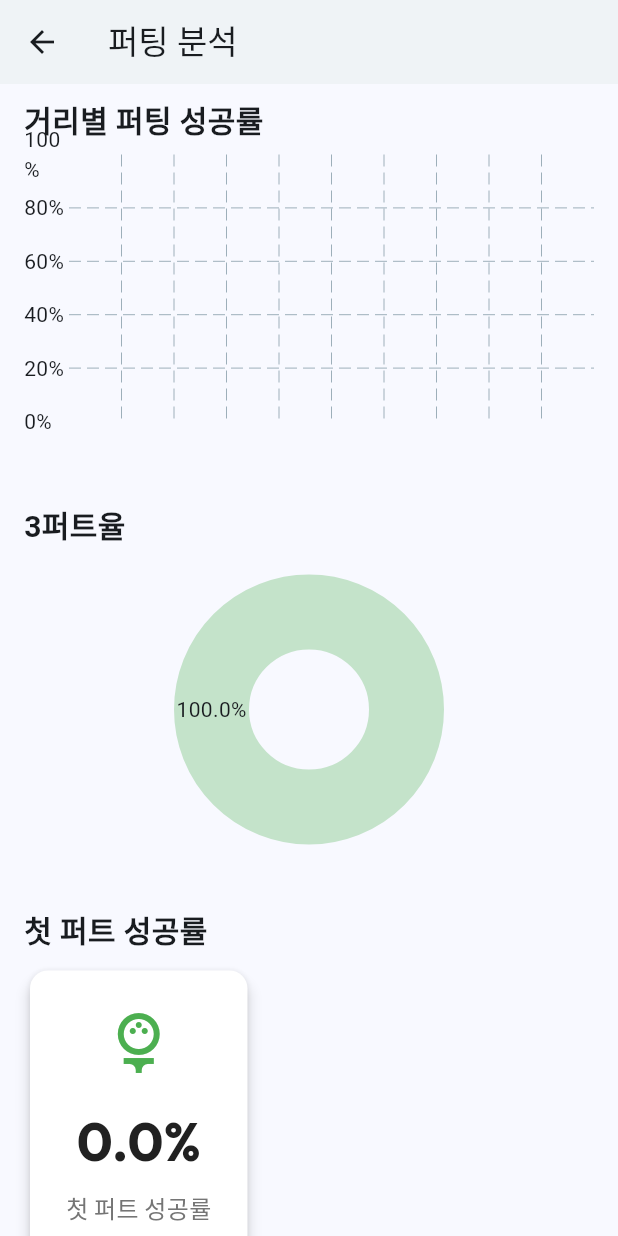
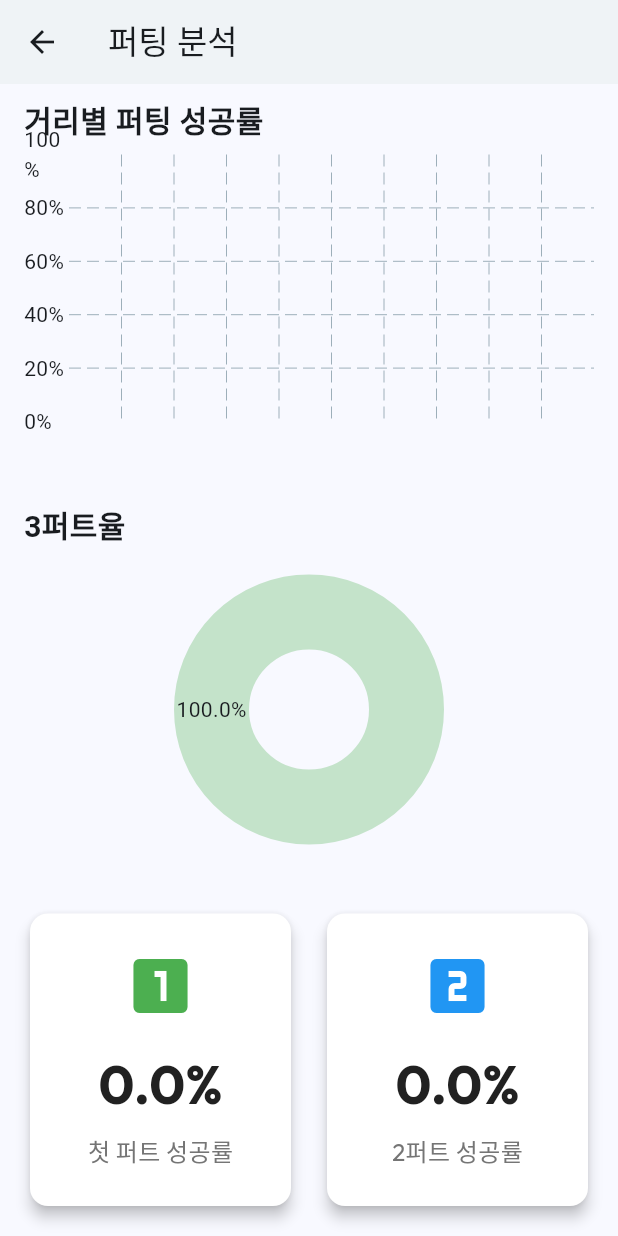
Before and after one commit to noah8010/golf_snap_userdata, a Flutter app: the PuttingAnalysisScreen screen opened directly, scrolled down 260 dp, on a phone screen of 412 x 824 dp. Run offline on Flutter 3.47's test engine with Material 3 defaults, Android fonts, the phone set to English and light mode, and no system bars; drawn by our look-alikes of fl_chart; our stand-ins replace flutter_riverpod, google_fonts.

Commit message:
빌드 6

```diff
--- a/lib/views/putting_analysis_screen.dart
+++ b/lib/views/putting_analysis_screen.dart
@@ -40,13 +40,27 @@ class PuttingAnalysisScreen extends ConsumerWidget {
               const SizedBox(height: AppStyles.spacingSmall),
               ThreePuttPieChart(rate: stats.threePuttRate),
               const SizedBox(height: AppStyles.spacingLarge),
-              const Text('첫 퍼트 성공률', style: TextStyle(fontSize: 20, fontWeight: FontWeight.bold)),
-              const SizedBox(height: AppStyles.spacingSmall),
-              FirstPuttCard(rate: stats.firstPuttSuccessRate),
-              const SizedBox(height: AppStyles.spacingLarge),
-              const Text('2퍼트 성공률', style: TextStyle(fontSize: 20, fontWeight: FontWeight.bold)),
-              const SizedBox(height: AppStyles.spacingSmall),
-              _SecondPuttCard(rate: stats.secondPuttSuccessRate),
+              Row(
+                children: [
+                  Expanded(
+                    child: FirstPuttCard(
+                      rate: stats.firstPuttSuccessRate,
+                      title: '첫 퍼트 성공률',
+                      icon: Icons.looks_one,
+                      accentColor: AppColors.puttsColor,
+                    ),
+                  ),
+                  const SizedBox(width: AppStyles.spacingMedium),
+                  Expanded(
+                    child: FirstPuttCard(
+                      rate: stats.secondPuttSuccessRate,
+                      title: '2퍼트 성공률',
+                      icon: Icons.looks_two,
+                      accentColor: AppColors.primary,
+                    ),
+                  ),
+                ],
+              ),
             ],
           ),
         ),
@@ -93,26 +107,3 @@ class _PuttingComparisonCards extends ConsumerWidget {
     );
   }
 }
-
-class _SecondPuttCard extends StatelessWidget {
-  final double rate;
-  const _SecondPuttCard({required this.rate});
-
-  @override
-  Widget build(BuildContext context) {
-    return Card(
-      elevation: 2,
-      shape: RoundedRectangleBorder(borderRadius: BorderRadius.circular(12)),
-      child: Padding(
-        padding: const EdgeInsets.all(16),
-        child: Column(
-          children: [
-            const Text('2nd Putt Success Rate', style: TextStyle(fontSize: 16, fontWeight: FontWeight.bold)),
-            const SizedBox(height: 8),
-            Text('${rate.toStringAsFixed(1)}%', style: const TextStyle(fontSize: 24, fontWeight: FontWeight.bold, color: Colors.blue)),
-          ],
-        ),
-      ),
-    );
-  }
-}
--- a/lib/views/score_stats_screen.dart
+++ b/lib/views/score_stats_screen.dart
@@ -253,7 +253,7 @@ class _ScoreTrendChart extends ConsumerWidget {
   @override
   Widget build(BuildContext context, WidgetRef ref) {
     final trendAsync = ref.watch(scoreTrendProvider);
-    final benchmarkAsync = ref.watch(benchmarkStatsProvider);
+    final benchmarkAsync = ref.watch(peerBenchmarkStatsProvider);
 
     return trendAsync.when(
       data: (trends) {
--- a/lib/views/widgets/first_putt_card.dart
+++ b/lib/views/widgets/first_putt_card.dart
@@ -3,8 +3,18 @@ import 'package:google_fonts/google_fonts.dart';
 import '../../utils/app_constants.dart';
 
 class FirstPuttCard extends StatelessWidget {
-  final double rate; // 0~1 (예: 0.85 = 85%)
-  const FirstPuttCard({required this.rate, super.key});
+  final double rate;
+  final String title;
+  final IconData icon;
+  final Color accentColor;
+
+  const FirstPuttCard({
+    super.key,
+    required this.rate,
+    this.title = '첫 퍼트 성공률',
+    this.icon = Icons.sports_golf,
+    this.accentColor = AppColors.puttsColor,
+  });
 
   @override
   Widget build(BuildContext context) {
@@ -16,7 +26,7 @@ class FirstPuttCard extends StatelessWidget {
         padding: const EdgeInsets.all(24.0),
         child: Column(
           children: [
-            Icon(Icons.sports_golf, size: 48, color: AppColors.puttsColor),
+            Icon(icon, size: 48, color: accentColor),
             const SizedBox(height: 16),
             Text(
               '${rate.toStringAsFixed(1)}%',
@@ -28,7 +38,7 @@ class FirstPuttCard extends StatelessWidget {
             ),
             const SizedBox(height: 8),
             Text(
-              '첫 퍼트 성공률',
+              title,
               style: GoogleFonts.outfit(
                 fontSize: 16,
                 color: AppColors.textSecondary,
```
